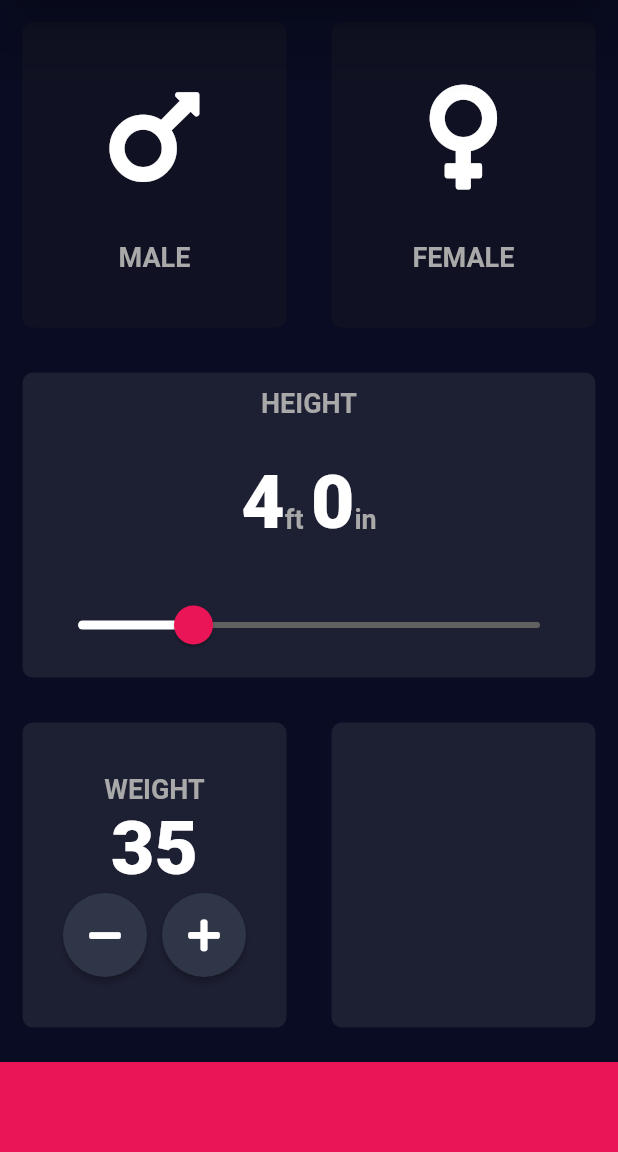
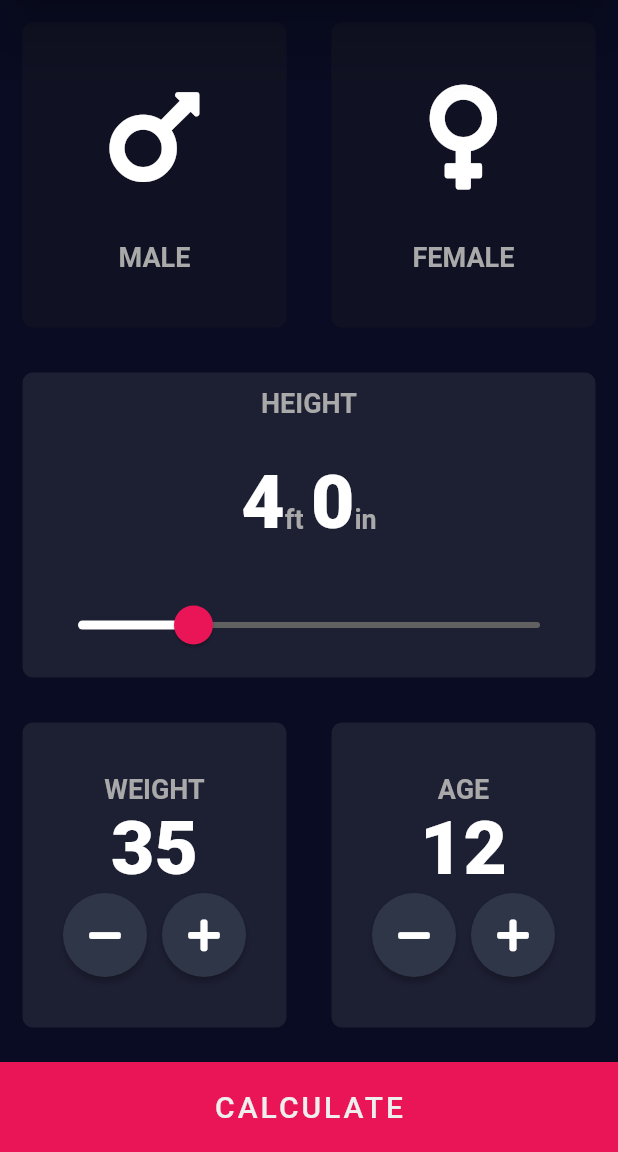
Before and after one commit to shahrohan05/FlutterDemos, a Flutter app: the screen it shows after launch, on a phone screen of 412 x 824 dp, the part 84-1236 px from its top. Run offline on Flutter 3.47's test engine with Material 2 defaults, Android fonts, the phone set to English and light mode, and no system bars; our stand-ins replace audioplayers, font_awesome_flutter, rflutter_alert.

Commit message:
added bmi_calc.dart file, complete app with final working functionality, added a gif in readme file.

```diff
--- a/bmi_calc/lib/input_page.dart
+++ b/bmi_calc/lib/input_page.dart
@@ -1,10 +1,13 @@
 import 'package:flutter/material.dart';
 import 'package:font_awesome_flutter/font_awesome_flutter.dart';
 
+import 'bmi_calc.dart';
+import 'results_page.dart';
 import 'styles.dart';
+import 'widget/bottom_button.dart';
 import 'widget/custom_card.dart';
 import 'widget/icon_content_card.dart';
-import 'widget/round_icon_button.dart';
+import 'widget/property_update_card.dart';
 
 enum Gender {
   male,
@@ -144,58 +147,57 @@ class _InputPageState extends State<InputPage> {
                 child: Row(
                   children: <Widget>[
                     Expanded(
-                      child: CustomCard(
-                          color: kActiveCardColor,
-                          child: Column(
-                            mainAxisAlignment: MainAxisAlignment.center,
-                            children: <Widget>[
-                              Text(
-                                'WEIGHT',
-                                style: kDisabledTextStyle,
-                              ),
-                              Text(
-                                weight.toString(),
-                                style: kLargeFont,
-                              ),
-                              Row(
-                                mainAxisAlignment: MainAxisAlignment.center,
-                                children: <Widget>[
-                                  RoundIconButton(
-                                    icon: FontAwesomeIcons.minus,
-                                    onPressed: () {
+                      child: PropertyUpdateCard(
+                        property: weight,
+                        propertyName: 'WEIGHT',
+                        onDecrease: () {
                           setState(() {
                             weight--;
                           });
                         },
-                                  ),
-                                  SizedBox(
-                                    width: 10.0,
-                                  ),
-                                  RoundIconButton(
-                                    icon: FontAwesomeIcons.plus,
-                                    onPressed: () {
+                        onIncrease: () {
                           setState(() {
                             weight++;
                           });
                         },
-                                  )
-                                ],
-                              )
-                            ],
-                          )),
+                      ),
                     ),
                     Expanded(
-                      child: CustomCard(
-                        color: kActiveCardColor,
+                      child: PropertyUpdateCard(
+                        property: age,
+                        propertyName: 'AGE',
+                        onDecrease: () {
+                          setState(() {
+                            age--;
+                          });
+                        },
+                        onIncrease: () {
+                          setState(() {
+                            age++;
+                          });
+                        },
                       ),
                     )
                   ],
                 ),
               ),
-              Container(
-                margin: EdgeInsets.only(top: 8.0),
-                color: kAccentColor,
-                height: kCustomBarHeight,
+              BottomButton(
+                text: 'CALCULATE',
+                onTap: () {
+                  Person person = new Person(
+                    gender: selectedGender.toString(),
+                    age: age,
+                    weight: weight,
+                    height: height,
+                  );
+
+                  Navigator.push(
+                    context,
+                    MaterialPageRoute(
+                      builder: (context) => ResultsPage(person: person),
+                    ),
+                  );
+                },
               )
             ],
           ),
--- a/bmi_calc/lib/styles.dart
+++ b/bmi_calc/lib/styles.dart
@@ -8,6 +8,7 @@ const kInactiveCardColor = Color(0xFF101223);
 const kAccentColor = Color(0xFFEA1556);
 const kCustomBarHeight = 60.0;
 const kInactiveFontColor = Color(0xFFA9A9A9);
+const kActiveFontColor = Colors.white;
 
 const kLargeFont = TextStyle(
   fontSize: 50.0,
@@ -20,4 +21,27 @@ const kDisabledTextStyle = TextStyle(
   fontWeight: FontWeight.w700,
 );
 
+const kEnabledTextStyle = TextStyle(
+  color: kActiveFontColor,
+  fontSize: 18.0,
+  fontWeight: FontWeight.w700,
+);
+
+const kDisabledTextStyleReg = TextStyle(
+  color: kInactiveFontColor,
+  fontSize: 18.0,
+);
+
+const kEnabledTextStyleReg = TextStyle(
+  color: kActiveFontColor,
+  fontSize: 18.0,
+);
+
 final regularRadius = BorderRadius.circular(7.0);
+
+final titleFontStyle = TextStyle(
+  fontWeight: FontWeight.w500,
+  fontSize: 20,
+  color: Colors.grey[200],
+  letterSpacing: 2.0,
+);
--- /dev/null
+++ b/bmi_calc/lib/widget/bottom_button.dart
@@ -0,0 +1,27 @@
+import 'package:bmi_calc/styles.dart';
+import 'package:flutter/material.dart';
+
+class BottomButton extends StatelessWidget {
+  BottomButton({this.text, this.onTap});
+
+  final String text;
+  final Function onTap;
+
+  @override
+  Widget build(BuildContext context) {
+    return GestureDetector(
+      onTap: onTap,
+      child: Container(
+        child: Center(
+          child: Text(
+            text,
+            style: titleFontStyle,
+          ),
+        ),
+        margin: EdgeInsets.only(top: 8.0),
+        color: kAccentColor,
+        height: kCustomBarHeight,
+      ),
+    );
+  }
+}
--- /dev/null
+++ b/bmi_calc/lib/widget/property_update_card.dart
@@ -0,0 +1,51 @@
+import 'package:flutter/material.dart';
+import 'package:font_awesome_flutter/font_awesome_flutter.dart';
+
+import '../styles.dart';
+import 'custom_card.dart';
+import 'round_icon_button.dart';
+
+class PropertyUpdateCard extends StatelessWidget {
+  PropertyUpdateCard({
+    @required this.property,
+    @required this.propertyName,
+    this.onIncrease,
+    this.onDecrease,
+  });
+
+  final int property;
+  final String propertyName;
+  final Function onIncrease;
+  final Function onDecrease;
+
+  @override
+  Widget build(BuildContext context) {
+    return CustomCard(
+        color: kActiveCardColor,
+        child: Column(
+          mainAxisAlignment: MainAxisAlignment.center,
+          children: <Widget>[
+            Text(
+              propertyName,
+              style: kDisabledTextStyle,
+            ),
+            Text(
+              property.toString(),
+              style: kLargeFont,
+            ),
+            Row(
+              mainAxisAlignment: MainAxisAlignment.center,
+              children: <Widget>[
+                RoundIconButton(
+                    icon: FontAwesomeIcons.minus, onPressed: onDecrease),
+                SizedBox(
+                  width: 10.0,
+                ),
+                RoundIconButton(
+                    icon: FontAwesomeIcons.plus, onPressed: onIncrease)
+              ],
+            )
+          ],
+        ));
+  }
+}
```
Also changed, not shown: bmi_calc/lib/bmi_calc.dart (added, +100 -0 lines), bmi_calc/lib/results_page.dart (added, +113 -0 lines), 2 other files. Lines whose indentation alone changed are shown as unchanged.
